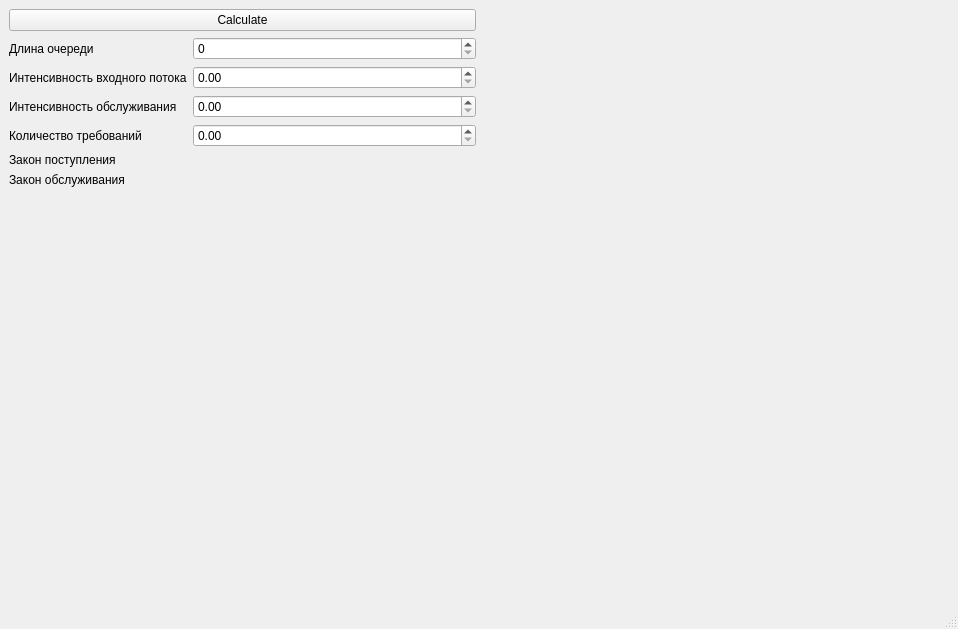
Before: the Qt Designer form mainwindow.ui in Kolyamba-mamba/net_lab2, drawn with Qt 5.
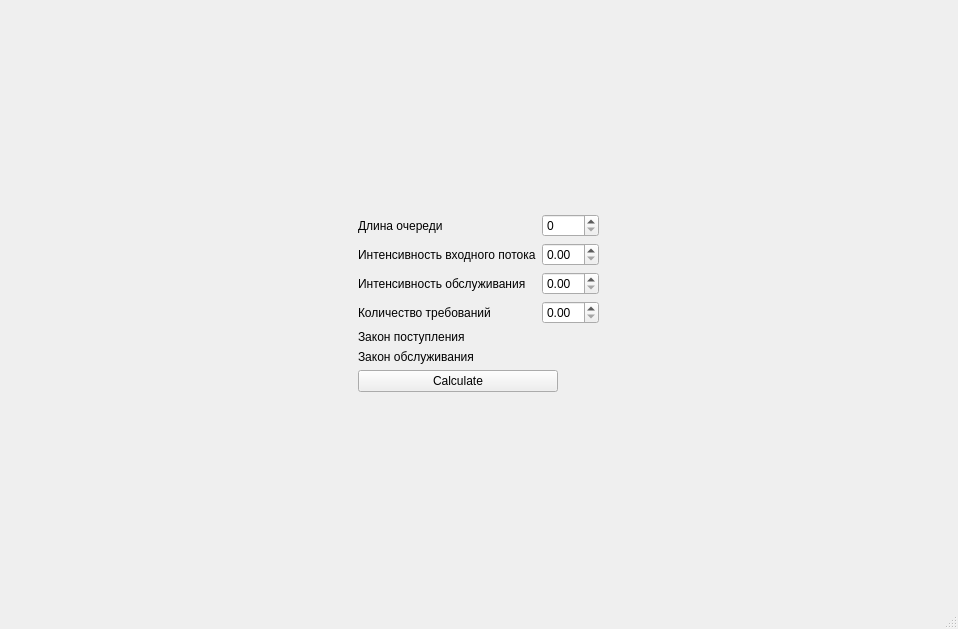
After: the same form once the commit is applied.

Commit message: добавил отрисовку графиков в юай

```diff
--- a/mainwindow.ui
+++ b/mainwindow.ui
@@ -19,13 +19,6 @@
      <layout class="QHBoxLayout" name="mainLayout">
       <item>
        <layout class="QVBoxLayout" name="verticalLayout">
-        <item>
-         <widget class="QPushButton" name="CalcBtn">
-          <property name="text">
-           <string>Calculate</string>
-          </property>
-         </widget>
-        </item>
         <item>
          <layout class="QFormLayout" name="formLayout">
           <item row="0" column="0">
@@ -84,20 +77,23 @@
           </item>
          </layout>
         </item>
+        <item>
+         <widget class="QPushButton" name="CalcBtn">
+          <property name="maximumSize">
+           <size>
+            <width>200</width>
+            <height>16777215</height>
+           </size>
+          </property>
+          <property name="text">
+           <string>Calculate</string>
+          </property>
+         </widget>
+        </item>
        </layout>
       </item>
       <item>
-       <layout class="QVBoxLayout" name="graphLayout">
-        <item>
-         <widget class="QWidget" name="firstWdg" native="true"/>
-        </item>
-        <item>
-         <widget class="QWidget" name="secondWdg" native="true"/>
-        </item>
-        <item>
-         <widget class="QWidget" name="thirdWdg" native="true"/>
-        </item>
-       </layout>
+       <layout class="QVBoxLayout" name="graphLayout"/>
       </item>
      </layout>
     </item>
```
Left out of the diff: 2 changed lines with no effect on the pictures. The commit also changes 2 other files.
